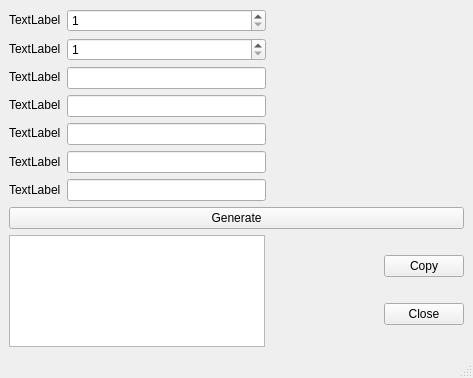
Qt form src/gui/passeratorgui.ui (floballand/py_password) before a commit.
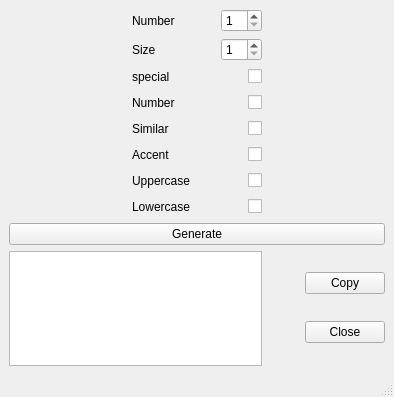
The same form after that commit.

Commit message: update IHM (add names for items)

Patch:
```diff
--- a/src/gui/passeratorgui.ui
+++ b/src/gui/passeratorgui.ui
@@ -6,8 +6,8 @@
    <rect>
     <x>0</x>
     <y>0</y>
-    <width>473</width>
-    <height>378</height>
+    <width>394</width>
+    <height>397</height>
    </rect>
   </property>
   <property name="windowTitle">
@@ -19,89 +19,271 @@
      <layout class="QVBoxLayout" name="verticalLayout">
       <item>
        <layout class="QHBoxLayout" name="horizontalLayout">
+        <item>
+         <spacer name="horizontalSpacer_2">
+          <property name="orientation">
+           <enum>Qt::Horizontal</enum>
+          </property>
+          <property name="sizeHint" stdset="0">
+           <size>
+            <width>40</width>
+            <height>20</height>
+           </size>
+          </property>
+         </spacer>
+        </item>
         <item>
          <layout class="QVBoxLayout" name="verticalLayout_3">
           <item>
-           <widget class="QLabel" name="label_7">
+           <layout class="QHBoxLayout" name="horizontalLayout_3">
+            <item>
+             <widget class="QLabel" name="txtNumPassword">
             <property name="text">
-             <string>TextLabel</string>
+               <string>Number</string>
             </property>
            </widget>
           </item>
           <item>
-           <widget class="QLabel" name="label_6">
+             <spacer name="horizontalSpacer_11">
+              <property name="orientation">
+               <enum>Qt::Horizontal</enum>
+              </property>
+              <property name="sizeHint" stdset="0">
+               <size>
+                <width>40</width>
+                <height>20</height>
+               </size>
+              </property>
+             </spacer>
+            </item>
+            <item>
+             <widget class="QSpinBox" name="spNumber">
+              <property name="minimum">
+               <number>1</number>
+              </property>
+             </widget>
+            </item>
+           </layout>
+          </item>
+          <item>
+           <layout class="QHBoxLayout" name="horizontalLayout_4">
+            <item>
+             <widget class="QLabel" name="txtSizePassword">
             <property name="text">
-             <string>TextLabel</string>
+               <string>Size</string>
             </property>
            </widget>
           </item>
           <item>
-           <widget class="QLabel" name="label_5">
+             <spacer name="horizontalSpacer_10">
+              <property name="orientation">
+               <enum>Qt::Horizontal</enum>
+              </property>
+              <property name="sizeHint" stdset="0">
+               <size>
+                <width>40</width>
+                <height>20</height>
+               </size>
+              </property>
+             </spacer>
+            </item>
+            <item>
+             <widget class="QSpinBox" name="spSize">
+              <property name="minimum">
+               <number>1</number>
+              </property>
+             </widget>
+            </item>
+           </layout>
+          </item>
+          <item>
+           <layout class="QHBoxLayout" name="horizontalLayout_5">
+            <item>
+             <widget class="QLabel" name="txtSpecial">
             <property name="text">
-             <string>TextLabel</string>
+               <string>special</string>
             </property>
            </widget>
           </item>
           <item>
-           <widget class="QLabel" name="label_4">
+             <spacer name="horizontalSpacer_9">
+              <property name="orientation">
+               <enum>Qt::Horizontal</enum>
+              </property>
+              <property name="sizeHint" stdset="0">
+               <size>
+                <width>40</width>
+                <height>20</height>
+               </size>
+              </property>
+             </spacer>
+            </item>
+            <item>
+             <widget class="QCheckBox" name="chkWithSpecial">
             <property name="text">
-             <string>TextLabel</string>
-            </property>
-           </widget>
-          </item>
+               <string/>
+              </property>
+              <property name="checkable">
+               <bool>true</bool>
+              </property>
+             </widget>
+            </item>
+           </layout>
+          </item>
           <item>
-           <widget class="QLabel" name="label_3">
+           <layout class="QHBoxLayout" name="horizontalLayout_6">
+            <item>
+             <widget class="QLabel" name="txtWithNumber">
             <property name="text">
-             <string>TextLabel</string>
+               <string>Number</string>
             </property>
            </widget>
           </item>
           <item>
-           <widget class="QLabel" name="label">
+             <spacer name="horizontalSpacer_8">
+              <property name="orientation">
+               <enum>Qt::Horizontal</enum>
+              </property>
+              <property name="sizeHint" stdset="0">
+               <size>
+                <width>40</width>
+                <height>20</height>
+               </size>
+              </property>
+             </spacer>
+            </item>
+            <item>
+             <widget class="QCheckBox" name="chkWithNumber">
             <property name="text">
-             <string>TextLabel</string>
+               <string/>
             </property>
            </widget>
           </item>
+           </layout>
+          </item>
           <item>
-           <widget class="QLabel" name="label_2">
+           <layout class="QHBoxLayout" name="horizontalLayout_7">
+            <item>
+             <widget class="QLabel" name="txtSimilar">
             <property name="text">
-             <string>TextLabel</string>
+               <string>Similar</string>
             </property>
            </widget>
           </item>
+            <item>
+             <spacer name="horizontalSpacer_7">
+              <property name="orientation">
+               <enum>Qt::Horizontal</enum>
+              </property>
+              <property name="sizeHint" stdset="0">
+               <size>
+                <width>40</width>
+                <height>20</height>
+               </size>
+              </property>
+             </spacer>
+            </item>
+            <item>
+             <widget class="QCheckBox" name="chkWithSimilar">
+              <property name="text">
+               <string/>
+              </property>
+             </widget>
+            </item>
          </layout>
         </item>
         <item>
-         <layout class="QVBoxLayout" name="verticalLayout_4">
+           <layout class="QHBoxLayout" name="horizontalLayout_8">
           <item>
-           <widget class="QSpinBox" name="spinBox_2">
-            <property name="minimum">
-             <number>1</number>
+             <widget class="QLabel" name="txtAccent">
+              <property name="text">
+               <string>Accent</string>
             </property>
            </widget>
           </item>
           <item>
-           <widget class="QSpinBox" name="spinBox">
-            <property name="minimum">
-             <number>1</number>
-            </property>
-           </widget>
-          </item>
+             <spacer name="horizontalSpacer_6">
+              <property name="orientation">
+               <enum>Qt::Horizontal</enum>
+              </property>
+              <property name="sizeHint" stdset="0">
+               <size>
+                <width>40</width>
+                <height>20</height>
+               </size>
+              </property>
+             </spacer>
+            </item>
+            <item>
+             <widget class="QCheckBox" name="chkWithAccent">
+              <property name="text">
+               <string/>
+              </property>
+             </widget>
+            </item>
+           </layout>
+          </item>
           <item>
-           <widget class="QLineEdit" name="lineEdit_5"/>
+           <layout class="QHBoxLayout" name="horizontalLayout_9">
+            <item>
+             <widget class="QLabel" name="txtUppercase">
+              <property name="text">
+               <string>Uppercase</string>
+              </property>
+             </widget>
           </item>
           <item>
-           <widget class="QLineEdit" name="lineEdit_4"/>
+             <spacer name="horizontalSpacer_5">
+              <property name="orientation">
+               <enum>Qt::Horizontal</enum>
+              </property>
+              <property name="sizeHint" stdset="0">
+               <size>
+                <width>40</width>
+                <height>20</height>
+               </size>
+              </property>
+             </spacer>
           </item>
           <item>
-           <widget class="QLineEdit" name="lineEdit_3"/>
-          </item>
+             <widget class="QCheckBox" name="chkWithUppercase">
+              <property name="text">
+               <string/>
+              </property>
+             </widget>
+            </item>
+           </layout>
+          </item>
           <item>
-           <widget class="QLineEdit" name="lineEdit_2"/>
+           <layout class="QHBoxLayout" name="horizontalLayout_10">
+            <item>
+             <widget class="QLabel" name="txtLowercase">
+              <property name="text">
+               <string>Lowercase</string>
+              </property>
+             </widget>
           </item>
           <item>
-           <widget class="QLineEdit" name="lineEdit"/>
+             <spacer name="horizontalSpacer_4">
+              <property name="orientation">
+               <enum>Qt::Horizontal</enum>
+              </property>
+              <property name="sizeHint" stdset="0">
+               <size>
+                <width>40</width>
+                <height>20</height>
+               </size>
+              </property>
+             </spacer>
+            </item>
+            <item>
+             <widget class="QCheckBox" name="chkWithLowercase">
+              <property name="text">
+               <string/>
+              </property>
+             </widget>
+            </item>
+           </layout>
           </item>
          </layout>
         </item>
@@ -130,7 +312,11 @@
       <item>
        <layout class="QHBoxLayout" name="horizontalLayout_2">
         <item>
-         <widget class="QTextEdit" name="teResult"/>
+         <widget class="QTextEdit" name="teResult">
+          <property name="readOnly">
+           <bool>true</bool>
+          </property>
+         </widget>
         </item>
         <item>
          <spacer name="horizontalSpacer_3">
```
Left out of the diff: 49 changed lines with no effect on the pictures. Lines whose indentation alone changed are shown as unchanged.
